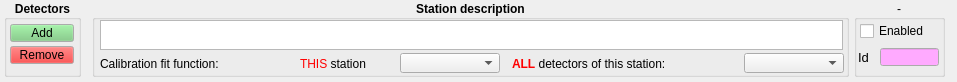
This is ui/stationgb.ui in afrankenthal/Monicelli as Qt 5 draws it before an edit. The edited form follows.
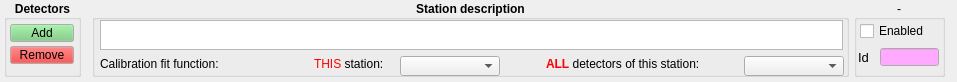
This is the edited form. Custom widgets are drawn as their Qt base class.

The edit to the form file:
```diff
--- a/ui/stationgb.ui
+++ b/ui/stationgb.ui
@@ -106,7 +106,7 @@
     <property name="geometry">
      <rect>
       <x>308</x>
-      <y>53</y>
+      <y>56</y>
       <width>100</width>
       <height>20</height>
      </rect>
@@ -154,9 +154,9 @@
    <widget class="QLabel" name="daCalibrationsFitFunctionLB">
     <property name="geometry">
      <rect>
-      <x>420</x>
+      <x>454</x>
       <y>56</y>
-      <width>281</width>
+      <width>193</width>
       <height>16</height>
      </rect>
     </property>
@@ -173,9 +173,9 @@
    <widget class="QLabel" name="sCalibrationsFitFunctionLB">
     <property name="geometry">
      <rect>
-      <x>208</x>
+      <x>222</x>
       <y>56</y>
-      <width>101</width>
+      <width>83</width>
       <height>16</height>
      </rect>
     </property>
@@ -186,14 +186,14 @@
      </font>
     </property>
     <property name="text">
-     <string>&lt;html&gt;&lt;head/&gt;&lt;body&gt;&lt;p&gt;&lt;span style=&quot; color:#ff0000;&quot;&gt;THIS&lt;/span&gt; station&lt;/p&gt;&lt;/body&gt;&lt;/html&gt;</string>
+     <string>&lt;html&gt;&lt;head/&gt;&lt;body&gt;&lt;p&gt;&lt;span style=&quot; color:#ff0000;&quot;&gt;THIS &lt;/span&gt;station:&lt;/p&gt;&lt;/body&gt;&lt;/html&gt;</string>
     </property>
    </widget>
    <widget class="customComboBox" name="daCalibrationFitFunctionCB">
     <property name="geometry">
      <rect>
       <x>652</x>
-      <y>53</y>
+      <y>56</y>
       <width>100</width>
       <height>20</height>
      </rect>
@@ -582,11 +582,6 @@
    <extends>QLineEdit</extends>
    <header location="global">customLineEdit.h</header>
   </customwidget>
-  <customwidget>
-   <class>customTextEdit</class>
-   <extends>QTextEdit</extends>
-   <header location="global">customTextEdit.h</header>
-  </customwidget>
   <customwidget>
    <class>customComboBox</class>
    <extends>QComboBox</extends>
@@ -597,6 +592,11 @@
    <extends>QCheckBox</extends>
    <header location="global">customCheckBox.h</header>
   </customwidget>
+  <customwidget>
+   <class>customTextEdit</class>
+   <extends>QTextEdit</extends>
+   <header location="global">customTextEdit.h</header>
+  </customwidget>
  </customwidgets>
  <resources/>
  <connections/>
```
Left out of the diff: 2 changed lines with no effect on the pictures.
